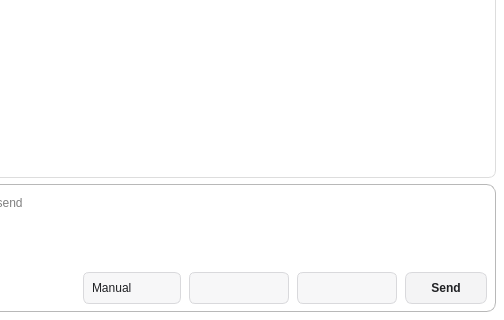
Above: ai_agent.ui from frankyeh/DSI-Studio before the change; both pictures show x 596 to 1100 and y 380 to 700 of the 1100 by 700 pixel window. Below: the same form after it.
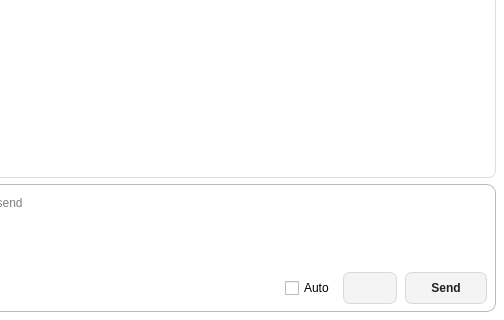
That is the form after the change. Icons and pictures are not drawn.

```diff
--- a/ai_agent.ui
+++ b/ai_agent.ui
@@ -429,36 +429,17 @@
             </widget>
            </item>
            <item row="1" column="4">
-            <widget class="QComboBox" name="ai_approval">
-             <property name="sizePolicy">
-              <sizepolicy hsizetype="Preferred" vsizetype="Fixed">
-               <horstretch>0</horstretch>
-               <verstretch>0</verstretch>
-              </sizepolicy>
-             </property>
-             <property name="minimumSize">
-              <size>
-               <width>0</width>
-               <height>32</height>
-              </size>
-             </property>
+            <widget class="QCheckBox" name="ai_approval">
              <property name="toolTip">
-              <string>Approval mode for AI actions (Manual: prompt on file write/shell/upload; Auto: approve automatically)</string>
+              <string>Approve AI actions automatically (unchecked: prompt on file write/shell/upload)</string>
              </property>
-             <item>
-              <property name="text">
-               <string>Manual</string>
-              </property>
-             </item>
-             <item>
-              <property name="text">
-               <string>Auto</string>
-              </property>
-             </item>
+             <property name="text">
+              <string>Auto</string>
+             </property>
             </widget>
            </item>
            <item row="1" column="5">
-            <widget class="QComboBox" name="ai_model">
+            <widget class="QPushButton" name="ai_model">
              <property name="sizePolicy">
               <sizepolicy hsizetype="Preferred" vsizetype="Fixed">
                <horstretch>0</horstretch>
@@ -472,11 +453,11 @@
               </size>
              </property>
              <property name="toolTip">
-              <string>Model of this chat</string>
+              <string>Model and thinking level of this chat; click to change</string>
              </property>
             </widget>
            </item>
-           <item row="0" column="0" colspan="8">
+           <item row="0" column="0" colspan="7">
             <widget class="QPlainTextEdit" name="ai_chat_input">
              <property name="minimumSize">
               <size>
@@ -499,25 +480,6 @@
             </widget>
            </item>
            <item row="1" column="6">
-            <widget class="QComboBox" name="ai_effort">
-             <property name="sizePolicy">
-              <sizepolicy hsizetype="Preferred" vsizetype="Fixed">
-               <horstretch>0</horstretch>
-               <verstretch>0</verstretch>
-              </sizepolicy>
-             </property>
-             <property name="minimumSize">
-              <size>
-               <width>0</width>
-               <height>32</height>
-              </size>
-             </property>
-             <property name="toolTip">
-              <string>Thinking level of this chat (medium unless chosen)</string>
-             </property>
-            </widget>
-           </item>
-           <item row="1" column="7">
             <widget class="QPushButton" name="ai_send_message">
              <property name="sizePolicy">
               <sizepolicy hsizetype="Minimum" vsizetype="Fixed">
```
